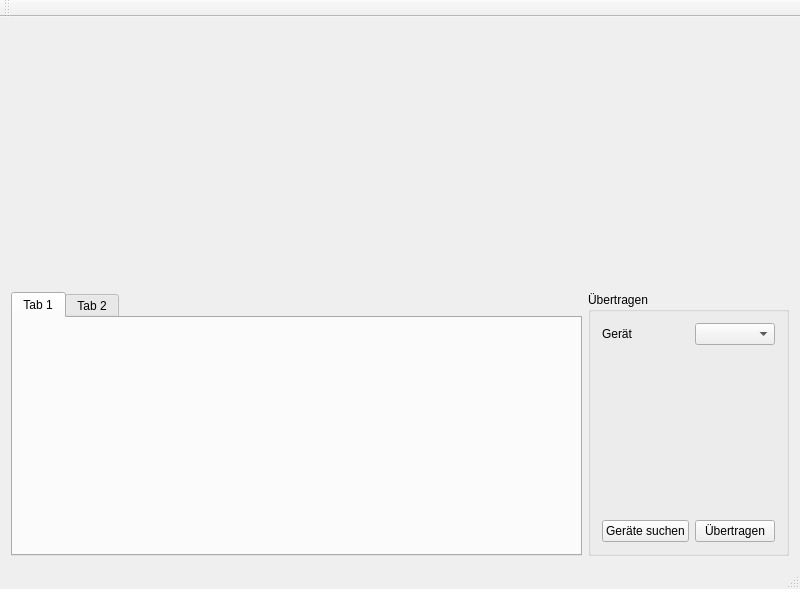
Before: the Qt Designer form LUI/LUI/lui.ui in Stenkelfled/ws2811, drawn with Qt 5.
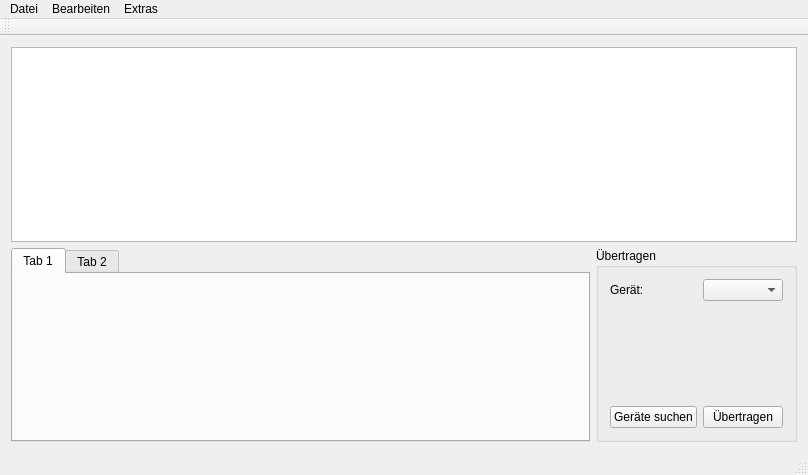
After: the same form once the commit is applied.

Commit message: GraphicsView hinzugefügt und auch schon den ersten Prototyp für die LED-Darstellung

Patch:
```diff
--- a/LUI/LUI/lui.ui
+++ b/LUI/LUI/lui.ui
@@ -6,8 +6,8 @@
    <rect>
     <x>0</x>
     <y>0</y>
-    <width>800</width>
-    <height>589</height>
+    <width>808</width>
+    <height>475</height>
    </rect>
   </property>
   <property name="windowTitle">
@@ -15,39 +15,6 @@
   </property>
   <widget class="QWidget" name="centralWidget">
    <layout class="QGridLayout" name="gridLayout">
-    <item row="1" column="1">
-     <widget class="QTabWidget" name="tabWidget">
-      <property name="sizePolicy">
-       <sizepolicy hsizetype="Expanding" vsizetype="Expanding">
-        <horstretch>0</horstretch>
-        <verstretch>0</verstretch>
-       </sizepolicy>
-      </property>
-      <widget class="QWidget" name="tab">
-       <attribute name="title">
-        <string>Tab 1</string>
-       </attribute>
-      </widget>
-      <widget class="QWidget" name="tab_2">
-       <attribute name="title">
-        <string>Tab 2</string>
-       </attribute>
-      </widget>
-     </widget>
-    </item>
-    <item row="0" column="1">
-     <spacer name="verticalSpacer">
-      <property name="orientation">
-       <enum>Qt::Vertical</enum>
-      </property>
-      <property name="sizeHint" stdset="0">
-       <size>
-        <width>20</width>
-        <height>40</height>
-       </size>
-      </property>
-     </spacer>
-    </item>
     <item row="1" column="2">
      <widget class="QGroupBox" name="groupBox">
       <property name="sizePolicy">
@@ -56,6 +23,12 @@
         <verstretch>0</verstretch>
        </sizepolicy>
       </property>
+      <property name="maximumSize">
+       <size>
+        <width>16777215</width>
+        <height>200</height>
+       </size>
+      </property>
       <property name="title">
        <string>Übertragen</string>
       </property>
@@ -66,7 +39,7 @@
        <item row="0" column="0">
         <widget class="QLabel" name="portLabel">
          <property name="text">
-          <string>Gerät</string>
+          <string>Gerät:</string>
          </property>
         </widget>
        </item>
@@ -125,6 +98,44 @@
       </layout>
      </widget>
     </item>
+    <item row="1" column="1">
+     <widget class="QTabWidget" name="tabWidget">
+      <property name="sizePolicy">
+       <sizepolicy hsizetype="Expanding" vsizetype="Expanding">
+        <horstretch>0</horstretch>
+        <verstretch>0</verstretch>
+       </sizepolicy>
+      </property>
+      <property name="minimumSize">
+       <size>
+        <width>0</width>
+        <height>0</height>
+       </size>
+      </property>
+      <property name="maximumSize">
+       <size>
+        <width>16777215</width>
+        <height>200</height>
+       </size>
+      </property>
+      <property name="currentIndex">
+       <number>0</number>
+      </property>
+      <widget class="QWidget" name="tab">
+       <attribute name="title">
+        <string>Tab 1</string>
+       </attribute>
+      </widget>
+      <widget class="QWidget" name="tab_2">
+       <attribute name="title">
+        <string>Tab 2</string>
+       </attribute>
+      </widget>
+     </widget>
+    </item>
+    <item row="0" column="1" colspan="2">
+     <widget class="QGraphicsView" name="ledView"/>
+    </item>
    </layout>
   </widget>
   <widget class="QMenuBar" name="menuBar">
@@ -132,10 +143,32 @@
     <rect>
      <x>0</x>
      <y>0</y>
-     <width>800</width>
+     <width>808</width>
      <height>21</height>
     </rect>
    </property>
+   <widget class="QMenu" name="menuDatei">
+    <property name="title">
+     <string>Datei</string>
+    </property>
+    <addaction name="actionClose"/>
+   </widget>
+   <widget class="QMenu" name="menuBearbeiten">
+    <property name="title">
+     <string>Bearbeiten</string>
+    </property>
+    <addaction name="actionGroup"/>
+    <addaction name="actionUngroup"/>
+   </widget>
+   <widget class="QMenu" name="menuExtras">
+    <property name="title">
+     <string>Extras</string>
+    </property>
+    <addaction name="actionSettings"/>
+   </widget>
+   <addaction name="menuDatei"/>
+   <addaction name="menuBearbeiten"/>
+   <addaction name="menuExtras"/>
   </widget>
   <widget class="QToolBar" name="mainToolBar">
    <attribute name="toolBarArea">
```
Left out of the diff: 35 changed lines with no effect on the pictures. The commit also changes 13 other files.
